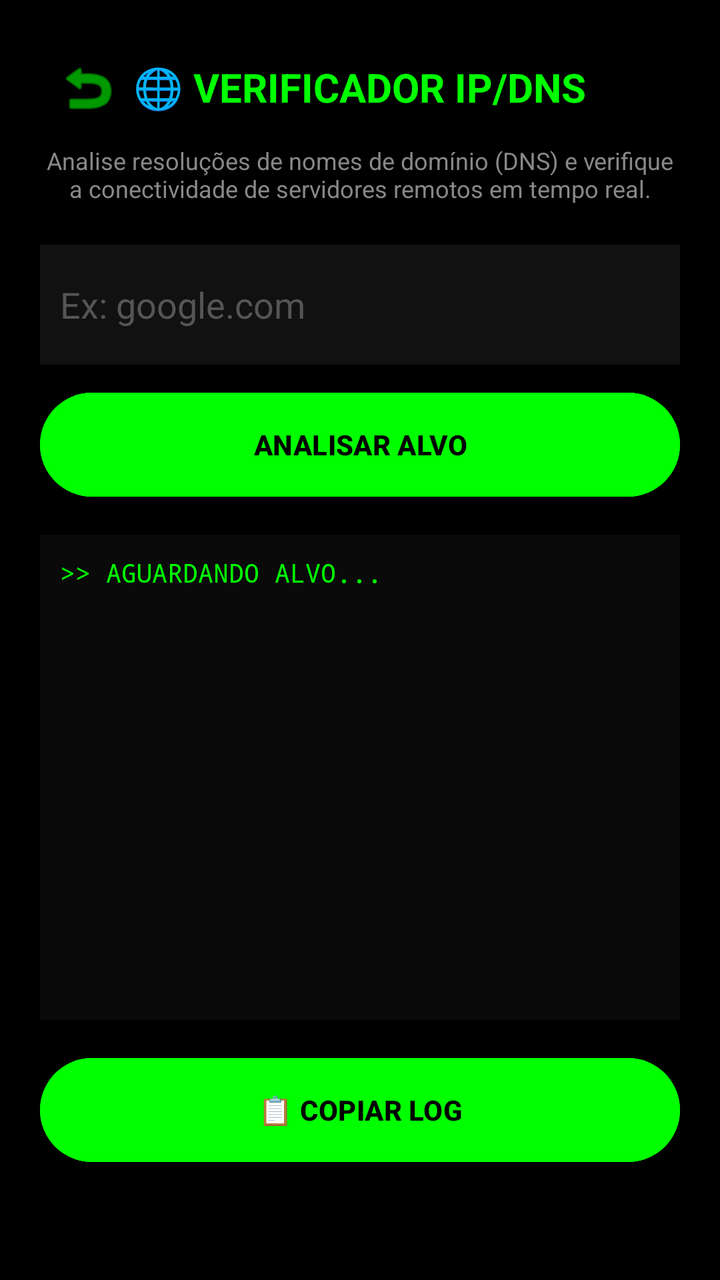
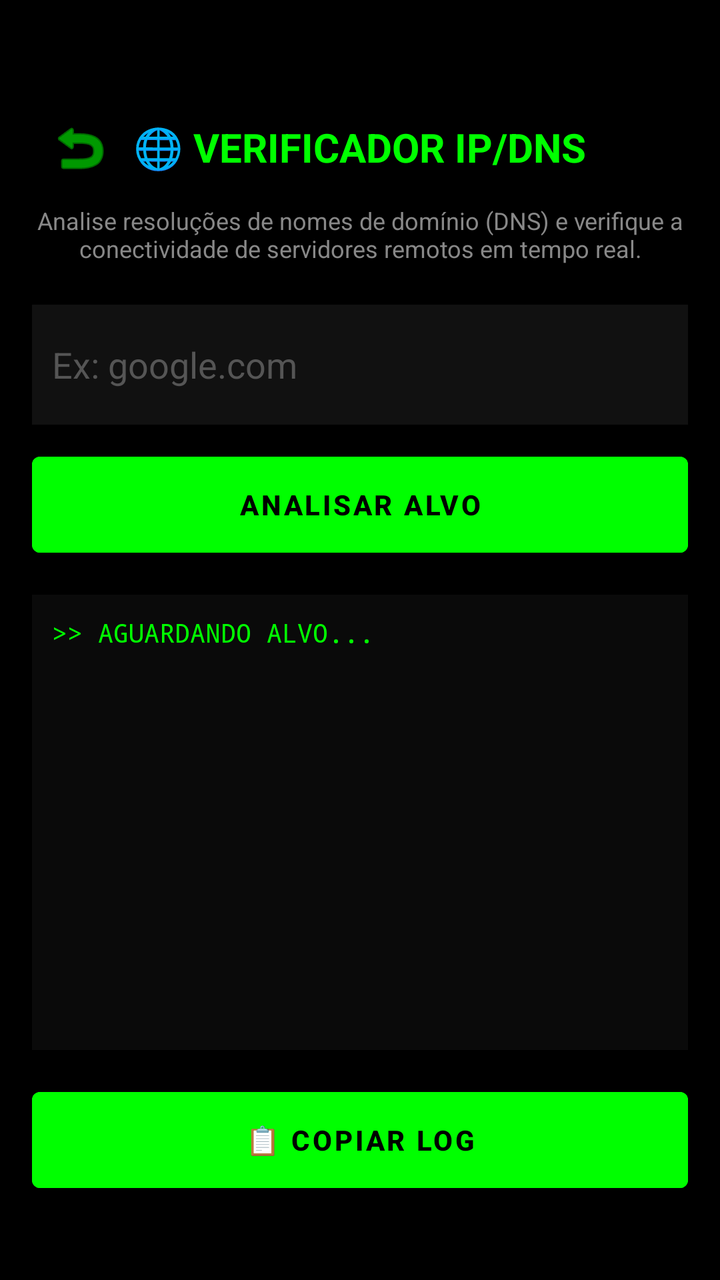

An Android layout rendered at two revisions. The XML below is the earlier revision; the diff shows what the commit changed to produce the second picture.
<!-- AndroidManifest.xml: application theme Theme.CyberSoberano -->
<!-- res/layout/activity_dns.xml -->
<?xml version="1.0" encoding="utf-8"?>
<RelativeLayout xmlns:android="http://schemas.android.com/apk/res/android"
    android:layout_width="match_parent"
    android:layout_height="match_parent"
    android:background="#000000"
    android:padding="20dp">

    <ImageButton
        android:id="@+id/btnVoltar"
        android:layout_width="48dp"
        android:layout_height="48dp"
        android:layout_alignParentTop="true"
        android:background="?attr/selectableItemBackgroundBorderless"
        android:src="@android:drawable/ic_menu_revert"
        android:tint="#00FF00" />

    <TextView
        android:id="@+id/titulo"
        android:layout_width="wrap_content"
        android:layout_height="wrap_content"
        android:layout_centerHorizontal="true"
        android:layout_marginTop="10dp"
        android:text="🌐 VERIFICADOR IP/DNS"
        android:textColor="#00FF00"
        android:textSize="20sp"
        android:textStyle="bold" />

    <TextView
        android:id="@+id/txtDescricao"
        android:layout_width="match_parent"
        android:layout_height="wrap_content"
        android:layout_below="@id/titulo"
        android:layout_marginTop="15dp"
        android:gravity="center"
        android:text="Analise resoluções de nomes de domínio (DNS) e verifique a conectividade de servidores remotos em tempo real."
        android:textColor="#888888"
        android:textSize="12sp" />

    <EditText
        android:id="@+id/editAlvo"
        android:layout_width="match_parent"
        android:layout_height="60dp"
        android:layout_below="@id/txtDescricao"
        android:layout_marginTop="20dp"
        android:background="#111111"
        android:hint="Ex: google.com"
        android:padding="10dp"
        android:textColor="#FFFFFF"
        android:textColorHint="#555555" />

    <Button
        android:id="@+id/btnAnalisar"
        android:layout_width="match_parent"
        android:layout_height="60dp"
        android:layout_below="@id/editAlvo"
        android:layout_marginTop="10dp"
        android:backgroundTint="#00FF00"
        android:text="ANALISAR ALVO"
        android:textColor="#000000"
        android:textStyle="bold" />

    <ScrollView
        android:layout_width="match_parent"
        android:layout_height="match_parent"
        android:layout_above="@id/btnCopiar"
        android:layout_below="@id/btnAnalisar"
        android:layout_marginTop="15dp"
        android:layout_marginBottom="15dp"
        android:background="#0A0A0A"
        android:padding="10dp">
        <TextView
            android:id="@+id/txtResultadoDns"
            android:layout_width="match_parent"
            android:layout_height="wrap_content"
            android:fontFamily="monospace"
            android:text=">> AGUARDANDO ALVO..."
            android:textColor="#00FF00"
            android:textSize="13sp" />
    </ScrollView>

    <Button
        android:id="@+id/btnCopiar"
        android:layout_width="match_parent"
        android:layout_height="60dp"
        android:layout_alignParentBottom="true"
        android:layout_marginBottom="35dp"
        android:backgroundTint="#00FF00"
        android:text="📋 COPIAR LOG"
        android:textColor="#000000"
        android:textStyle="bold" />
</RelativeLayout>
<!-- resources referenced by this layout -->
<resources>
  <style name="Theme.CyberSoberano" parent="Base.Theme.CyberSoberano" />
  <style name="Base.Theme.CyberSoberano" parent="Theme.Material3.DayNight.NoActionBar">
          
          
      </style>
</resources>

<!-- the commit's change to res/layout/activity_dns.xml (unified diff, before → after) -->
@@ -3,7 +3,9 @@
     android:layout_width="match_parent"
     android:layout_height="match_parent"
     android:background="#000000"
-    android:padding="20dp">
+    android:paddingTop="50dp"
+    android:paddingStart="16dp"
+    android:paddingEnd="16dp">
 
     <ImageButton
         android:id="@+id/btnVoltar"
@@ -12,7 +14,8 @@
         android:layout_alignParentTop="true"
         android:background="?attr/selectableItemBackgroundBorderless"
         android:src="@android:drawable/ic_menu_revert"
-        android:tint="#00FF00" />
+        android:tint="#00FF00"
+        android:contentDescription="Voltar" />
 
     <TextView
         android:id="@+id/titulo"
@@ -83,7 +86,7 @@
         android:layout_width="match_parent"
         android:layout_height="60dp"
         android:layout_alignParentBottom="true"
-        android:layout_marginBottom="35dp"
+        android:layout_marginBottom="40dp"
         android:backgroundTint="#00FF00"
         android:text="📋 COPIAR LOG"
         android:textColor="#000000"
<!-- resource entries referenced after the edit -->
@@ -1,9 +1,25 @@
 <!-- resources referenced by this layout -->
 <resources>
-  <style name="Theme.CyberSoberano" parent="Base.Theme.CyberSoberano" />
-  <style name="Base.Theme.CyberSoberano" parent="Theme.Material3.DayNight.NoActionBar">
-          
-          
+  <style name="Theme.CyberSoberano" parent="Theme.MaterialComponents.NoActionBar">
+          <item name="colorPrimary">#000000</item>
+          <item name="colorPrimaryVariant">#000000</item>
+          <item name="colorOnPrimary">#00FF00</item>
+  
+          <item name="colorSecondary">#00FF00</item>
+          <item name="colorSecondaryVariant">#00CC00</item>
+          <item name="colorOnSecondary">#000000</item>
+  
+          <item name="android:statusBarColor" tools:targetApi="l">#000000</item>
+  
+          <item name="android:windowBackground">#000000</item>
+  
+          <item name="alertDialogTheme">@style/ThemeOverlay.CyberSoberano.Dialog</item>
+          <item name="materialAlertDialogTheme">@style/ThemeOverlay.CyberSoberano.Dialog</item>
+      </style>
+  <style name="ThemeOverlay.CyberSoberano.Dialog" parent="ThemeOverlay.MaterialComponents.MaterialAlertDialog">
+          <item name="colorPrimary">#00FF00</item>
+          <item name="android:textColorPrimary">#00FF00</item>
+          <item name="android:background">#111111</item>
       </style>
 </resources>
 
